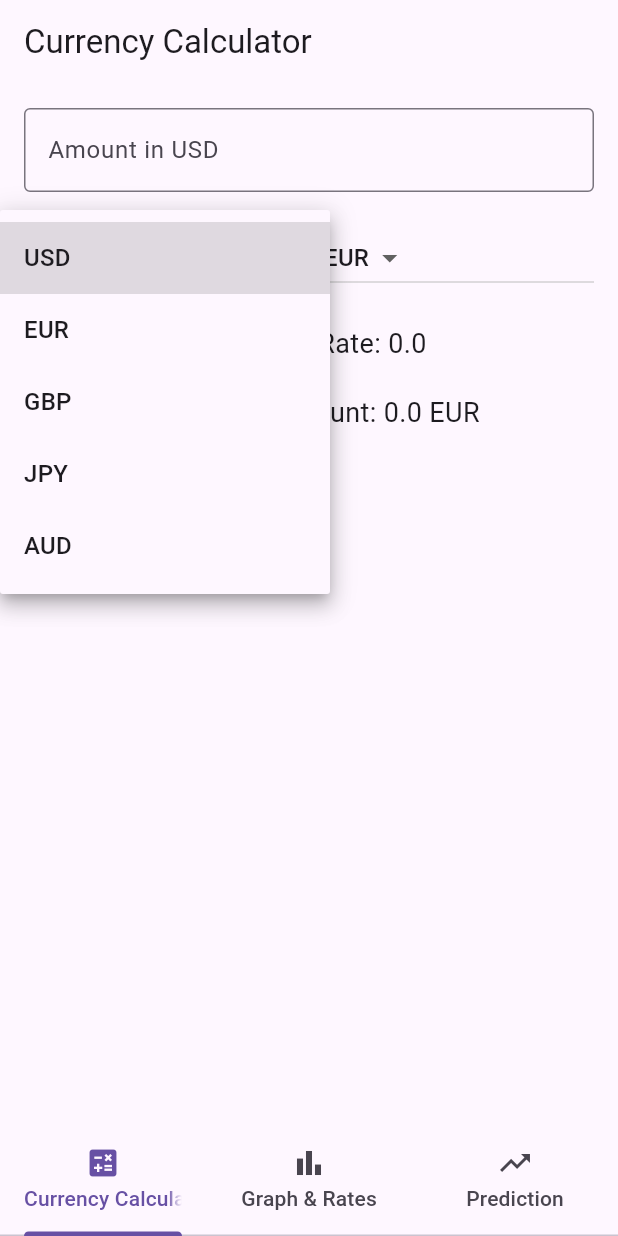
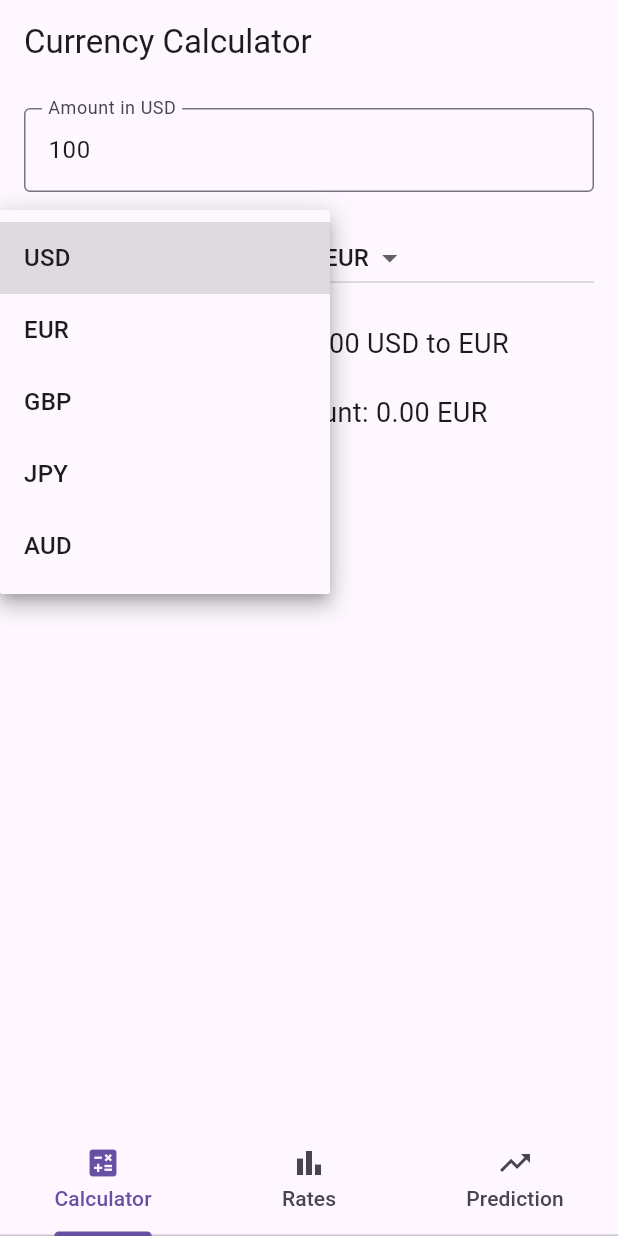
Before and after one commit to mingeon21/busprediction, a Flutter app: the screen it shows after launch, after a tap on "USD", on a phone screen of 412 x 824 dp. Run offline on Flutter 3.47's test engine with Material 3 defaults, Android fonts, the phone set to English and light mode, and no system bars; our stand-ins replace fluttertoast; network calls fail.

Commit message:
Exchange Calculator Creation

```diff
--- a/ExchangeRateApp/lib/currency_calculator.dart
+++ b/ExchangeRateApp/lib/currency_calculator.dart
@@ -15,19 +15,24 @@ class _CurrencyCalculatorState extends State<CurrencyCalculator> {
   double _exchangeRate = 0.0;
   double _convertedAmount = 0.0;
 
-  // Replace with your ExchangeRate-API key
   final String _apiKey = 'b6296e6c0baecba5eb882bb654d4768b';
 
+  @override
+  void initState() {
+    super.initState();
+    _amountController.text = '100';
+    _fetchExchangeRate();
+  }
+
   Future<void> _fetchExchangeRate() async {
-    final String url = 'http://data.fixer.io/api/latest?access_key=$_apiKey';
+    final String url = 'https://data.fixer.io/api/latest?access_key=$_apiKey';
     try {
       final response = await http.get(Uri.parse(url));
       if (response.statusCode == 200) {
         final data = jsonDecode(response.body);
         if (data['success']) {
           setState(() {
-            // Extract the exchange rate for the selected 'toCurrency' from the 'rates' map
-            _exchangeRate = data['rates'][_toCurrency];
+            _exchangeRate = data['rates'][_toCurrency] / data['rates'][_fromCurrency];
             _convertAmount();
           });
         } else {
@@ -124,12 +129,12 @@ class _CurrencyCalculatorState extends State<CurrencyCalculator> {
             ),
             SizedBox(height: 20),
             Text(
-              'Exchange Rate: $_exchangeRate',
+              'Exchange Rate: ${_exchangeRate.toStringAsFixed(2)} $_fromCurrency to $_toCurrency',
               style: TextStyle(fontSize: 18),
             ),
             SizedBox(height: 20),
             Text(
-              'Converted Amount: $_convertedAmount $_toCurrency',
+              'Converted Amount: ${_convertedAmount.toStringAsFixed(2)} $_toCurrency',
               style: TextStyle(fontSize: 18),
             ),
           ],
--- a/ExchangeRateApp/lib/home.dart
+++ b/ExchangeRateApp/lib/home.dart
@@ -36,8 +36,8 @@ class _HomeScreenState extends State<HomeScreen> with SingleTickerProviderStateM
         child: TabBar(
           controller: _tabController,
           tabs: [
-            Tab(text: 'Currency Calculator', icon: Icon(Icons.calculate)),   // Calculator icon
-            Tab(text: 'Graph & Rates', icon: Icon(Icons.bar_chart)),          // Bar chart icon
+            Tab(text: 'Calculator', icon: Icon(Icons.calculate)),   // Calculator icon
+            Tab(text: 'Rates', icon: Icon(Icons.bar_chart)),          // Bar chart icon
             Tab(text: 'Prediction', icon: Icon(Icons.trending_up)),           // Trending icon
           ],
         ),
```
Also changed, not shown: 6 other files.
